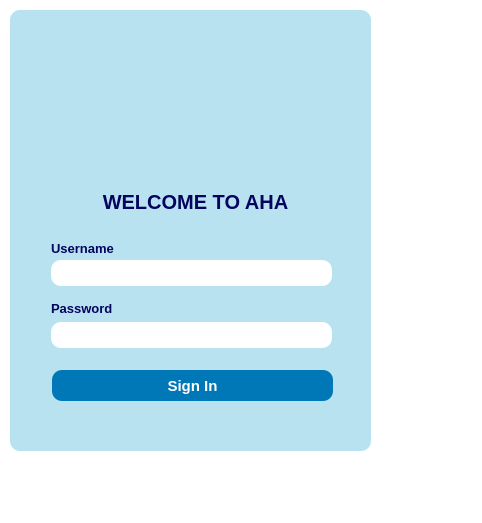
This is src/qt/aha/loginwin.ui in katetaylor1993/CSE3311-Project as Qt 5 draws it before an edit. The edited form follows.
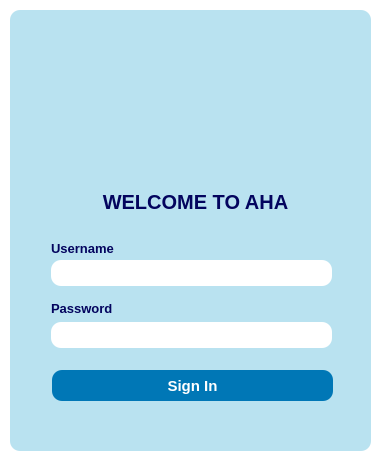
This is the edited form. Icons and pictures are not drawn.

Patch:
```diff
--- a/src/qt/aha/loginwin.ui
+++ b/src/qt/aha/loginwin.ui
@@ -6,8 +6,8 @@
    <rect>
     <x>0</x>
     <y>0</y>
-    <width>482</width>
-    <height>523</height>
+    <width>381</width>
+    <height>461</height>
    </rect>
   </property>
   <property name="windowTitle">
```
Left out of the diff: 4 changed lines with no effect on the pictures.
